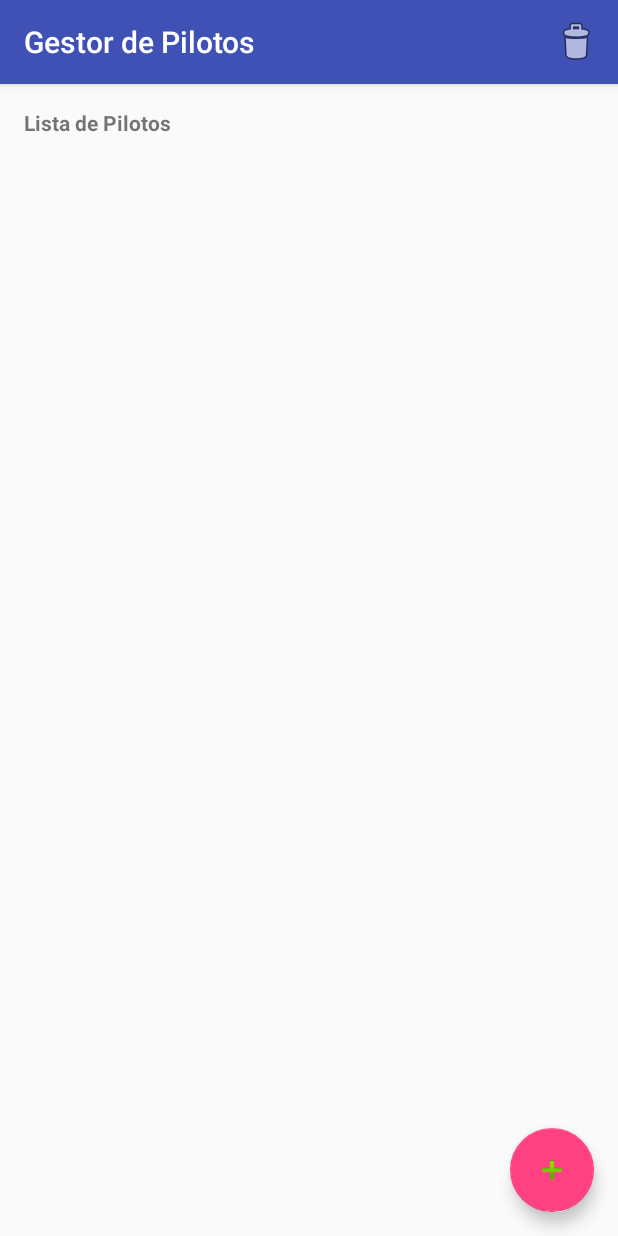
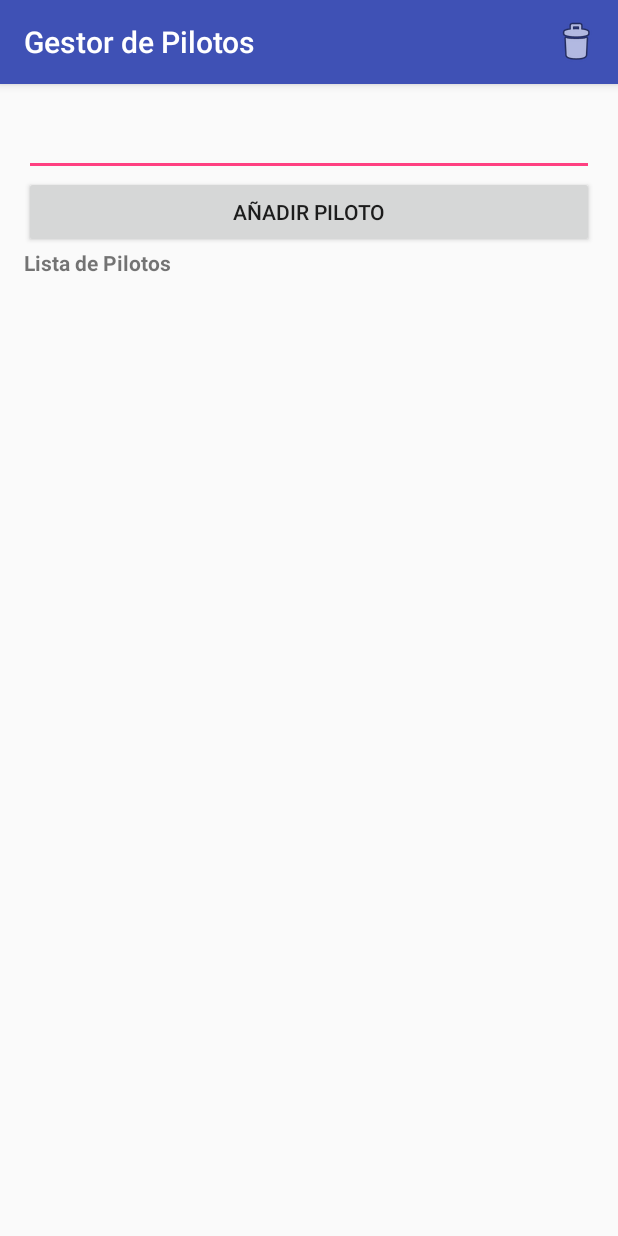
Before and after one commit to imolinuevo/GestorPilotosAndroid, an Android app: the screen it shows after launch (ActividadPrincipal), on a phone screen of 412 x 824 dp. Run offline under Robolectric (Android 15) with nearby library versions, the phone set to English and light mode, and no system bars.

Commit message:
Add Piloto working. Iñigo Molinuevo

```diff
--- a/app/src/main/java/miw/dasm/inigo/gestorpilotos/ActividadPrincipal.java
+++ b/app/src/main/java/miw/dasm/inigo/gestorpilotos/ActividadPrincipal.java
@@ -5,11 +5,15 @@ import android.support.design.widget.FloatingActionButton;
 import android.support.design.widget.Snackbar;
 import android.support.v7.app.AppCompatActivity;
 import android.support.v7.widget.Toolbar;
+import android.util.Log;
 import android.view.View;
 import android.view.Menu;
 import android.view.MenuItem;
 import android.widget.ArrayAdapter;
+import android.widget.Button;
+import android.widget.EditText;
 import android.widget.ListView;
+import android.widget.Toast;
 
 import java.util.ArrayList;
 import java.util.List;
@@ -23,27 +27,23 @@ public class ActividadPrincipal extends AppCompatActivity {
         Toolbar toolbar = (Toolbar) findViewById(R.id.toolbar);
         setSupportActionBar(toolbar);
 
-        FloatingActionButton fab = (FloatingActionButton) findViewById(R.id.fab);
-        fab.setOnClickListener(new View.OnClickListener() {
-            @Override
-            public void onClick(View view) {
 
-            }
-        });
     }
 
     protected void onStart() {
         super.onStart();
         AlmacenPilotos almacenPilotos = new AlmacenPilotos(getApplicationContext());
-        /*
-        almacenPilotos.add(new Piloto(1, "p1", 1, "Derbi", true));
-        almacenPilotos.add(new Piloto(2, "p2", 2, "Honda", true));
-        almacenPilotos.add(new Piloto(3, "p3", 3, "Yamaha", true));
-        */
         List<Piloto> values = almacenPilotos.getAll();
         PilotoAdapter adapter = new PilotoAdapter(this, android.R.layout.simple_spinner_dropdown_item, values);
         ListView listaPilotos = (ListView) findViewById(R.id.listaPilotos);
         listaPilotos.setAdapter(adapter);
+        Button button = (Button) findViewById(R.id.addButton);
+        button.setOnClickListener(new View.OnClickListener() {
+            @Override
+            public void onClick(View v) {
+                addPiloto();
+            }
+        });
     }
 
     @Override
@@ -61,6 +61,23 @@ public class ActividadPrincipal extends AppCompatActivity {
         return super.onOptionsItemSelected(item);
     }
 
+    public void addPiloto() {
+        AlmacenPilotos almacenPilotos = new AlmacenPilotos(getApplicationContext());
+        EditText editText = (EditText) findViewById(R.id.textViewAdd);
+        String name = editText.getText().toString();
+        int id = 0;
+        List<Piloto> pilotos = almacenPilotos.getAll();
+        if (pilotos.size() != 0) {
+            id = pilotos.size();
+        }
+        id++;
+        almacenPilotos.add(new Piloto(id, name, id, "Moto", false));
+        List<Piloto> values = almacenPilotos.getAll();
+        PilotoAdapter adapter = new PilotoAdapter(this, android.R.layout.simple_spinner_dropdown_item, values);
+        ListView listaPilotos = (ListView) findViewById(R.id.listaPilotos);
+        listaPilotos.setAdapter(adapter);
+    }
+
     public void borrarContenido() {
         AlmacenPilotos almacenPilotos = new AlmacenPilotos(getApplicationContext());
         almacenPilotos.emptyAll();
--- a/app/src/main/res/layout/content_actividad_principal.xml
+++ b/app/src/main/res/layout/content_actividad_principal.xml
@@ -11,19 +11,37 @@
     app:layout_behavior="@string/appbar_scrolling_view_behavior"
     tools:showIn="@layout/layout_actividad_principal" tools:context=".ActividadPrincipal">
 
+    <EditText
+        android:layout_width="fill_parent"
+        android:layout_height="wrap_content"
+        android:layout_gravity="top"
+        android:id="@+id/textViewAdd" />
+
+    <Button
+        android:id="@+id/addButton"
+        android:text="Añadir piloto"
+        android:layout_width="fill_parent"
+        android:layout_height="wrap_content"
+        android:layout_below="@+id/textViewAdd"
+        android:layout_alignParentLeft="true"
+        android:layout_alignParentStart="true" />
+
     <TextView android:text="Lista de Pilotos"
         android:layout_width="fill_parent"
         android:layout_height="wrap_content"
         android:textStyle="bold"
-        android:layout_gravity="top"
-        android:id="@+id/textView" />
+        android:id="@+id/textView"
+        android:layout_below="@+id/addButton"
+        android:layout_alignParentRight="true"
+        android:layout_alignParentEnd="true" />
     <ListView
         android:id="@+id/listaPilotos"
         android:focusable="false"
+        android:layout_below="@+id/textView"
         android:layout_width="fill_parent"
         android:layout_height="wrap_content"
-        android:layout_below="@+id/textView"
-        android:layout_alignParentLeft="true"
-        android:layout_alignParentStart="true">
+        android:layout_alignParentBottom="true"
+        android:layout_alignParentRight="true"
+        android:layout_alignParentEnd="true">
     </ListView>
 </RelativeLayout>
--- a/app/src/main/res/layout/layout_actividad_principal.xml
+++ b/app/src/main/res/layout/layout_actividad_principal.xml
@@ -17,9 +17,4 @@
 
     <include layout="@layout/content_actividad_principal" />
 
-    <android.support.design.widget.FloatingActionButton android:id="@+id/fab"
-        android:layout_width="wrap_content" android:layout_height="wrap_content"
-        android:layout_gravity="bottom|end" android:layout_margin="@dimen/fab_margin"
-        android:src="@android:drawable/ic_input_add" />
-
 </android.support.design.widget.CoordinatorLayout>
```
